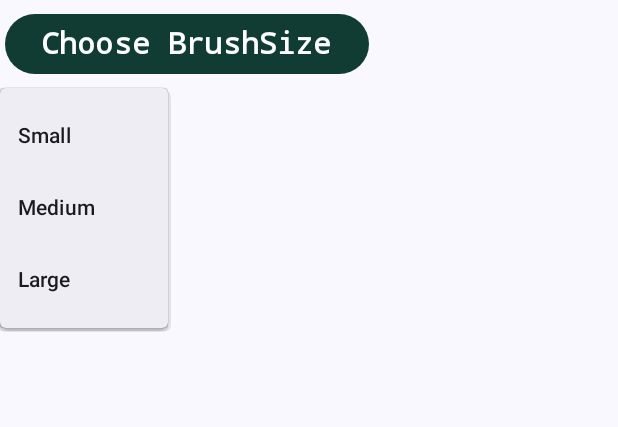
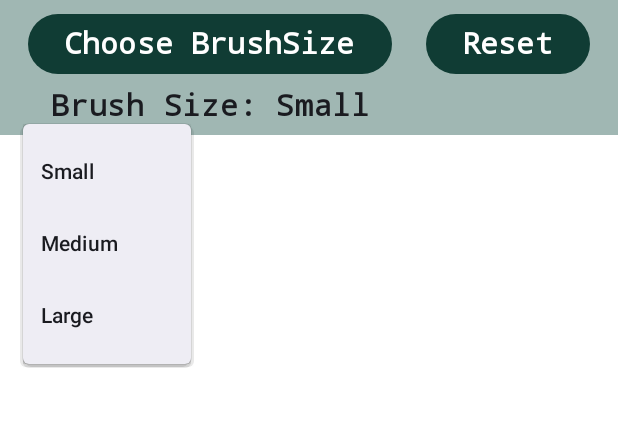
Before and after one commit to agsmarr/IAO8_Technical, an Android app built with Jetpack Compose: the screen it shows after launch (MainActivity), after a tap on "Choose BrushSize", on a phone screen of 412 x 824 dp, the part 96-523 px from its top. Run offline under Robolectric (Android 15) with nearby library versions, the phone set to English and light mode, and no system bars.

Commit message:
Added tool bar

```diff
--- a/app/src/main/java/com/example/doodle/MainActivity.kt
+++ b/app/src/main/java/com/example/doodle/MainActivity.kt
@@ -4,6 +4,9 @@ import android.os.Bundle
 import androidx.activity.ComponentActivity
 import androidx.activity.compose.setContent
 import androidx.activity.enableEdgeToEdge
+import androidx.compose.foundation.Canvas
+import androidx.compose.foundation.background
+import androidx.compose.foundation.layout.Arrangement
 import androidx.compose.foundation.layout.fillMaxSize
 import androidx.compose.foundation.layout.padding
 import androidx.compose.material3.Scaffold
@@ -22,6 +25,8 @@ import androidx.compose.ui.text.font.FontFamily
 import androidx.compose.ui.text.style.TextOverflow
 import androidx.compose.foundation.layout.Row
 import androidx.compose.foundation.layout.Column
+import androidx.compose.foundation.layout.fillMaxWidth
+import androidx.compose.foundation.layout.height
 import androidx.compose.material3.ButtonDefaults
 import androidx.compose.material3.DropdownMenu
 import androidx.compose.material3.DropdownMenuItem
@@ -30,11 +35,16 @@ import androidx.compose.runtime.getValue
 import androidx.compose.runtime.mutableStateOf
 import androidx.compose.runtime.remember
 import androidx.compose.runtime.setValue
+import androidx.compose.ui.Alignment
 import androidx.compose.ui.text.font.FontWeight
 import androidx.compose.ui.unit.dp
 import androidx.compose.ui.unit.sp
 
 val DarkGreen = Color(0xFF103C34)
+val lightGreen = Color(0xFFA0B7B3)
+var brushSize = "Small"
+
+var isClear = true
 
 class MainActivity : ComponentActivity() {
     override fun onCreate(savedInstanceState: Bundle?) {
@@ -48,7 +58,17 @@ class MainActivity : ComponentActivity() {
                         modifier = Modifier.padding(innerPadding)
                     ) {
                         HeaderBar()
-                        DropMenu()
+                        Row(
+                            modifier = Modifier
+                                .fillMaxWidth()
+                                .height(90.dp)
+                                .background(lightGreen),
+                            horizontalArrangement = Arrangement.SpaceEvenly
+                        ) {
+                            DropMenu()
+                            ResetButton(onClick = { isClear = true })
+                        }
+                        Canvas()
                     }
                 }
             }
@@ -77,7 +97,7 @@ fun HeaderBar() {
                 }
     )
 }
-//Dropdown to select brush size
+//Dropdown button
 @Composable
 fun DropdownButton(onClick: () -> Unit) {
     Column (
@@ -102,6 +122,9 @@ fun DropdownButton(onClick: () -> Unit) {
 }
 @Composable
 fun DropMenu() {
+    Column (horizontalAlignment =
+        Alignment.CenterHorizontally)
+    {
     var expanded by remember {mutableStateOf(false)}
     DropdownButton(onClick = {expanded =  !expanded})
     DropdownMenu(
@@ -110,22 +133,51 @@ fun DropMenu() {
     ) {
         DropdownMenuItem(
             text = { Text("Small") },
-            onClick = { expanded = false }
+            onClick = { expanded = false; brushSize = "Small"}
         )
         DropdownMenuItem(
             text = { Text("Medium") },
-            onClick = { expanded = false }
+            onClick = { expanded = false; brushSize = "Medium" }
         )
         DropdownMenuItem(
             text = { Text("Large") },
-            onClick = { expanded = false }
+            onClick = { expanded = false; brushSize = "Large" }
+        )
+}
+    Text("Brush Size: $brushSize",
+        fontSize = 20.sp,
+        fontFamily = FontFamily.Monospace,
+        fontWeight = FontWeight.ExtraBold
         )
 }
 }
 
 @Composable
 fun ResetButton(onClick: () -> Unit) {
-    FilledTonalButton(onClick = {onClick() }) {
-        Text("Reset")
+    FilledTonalButton(onClick = {onClick() },
+        modifier = Modifier.padding(3.dp, 5.dp),
+        colors = ButtonDefaults.filledTonalButtonColors(
+            containerColor = DarkGreen
+        )
+    ) {
+        Text("Reset",
+            fontSize = 20.sp,
+            fontFamily = FontFamily.Monospace,
+            fontWeight = FontWeight.Bold,
+            color = Color.White)
     }
 }
+
+//Setup canvas to listen for drag events
+@Composable
+fun Canvas() {
+    Column {
+    Canvas(modifier =
+        Modifier
+            .fillMaxWidth()
+            .height(80.dp)
+            .weight(1f)
+            .background(Color.White)
+    ) { }
+    }
+}
```
